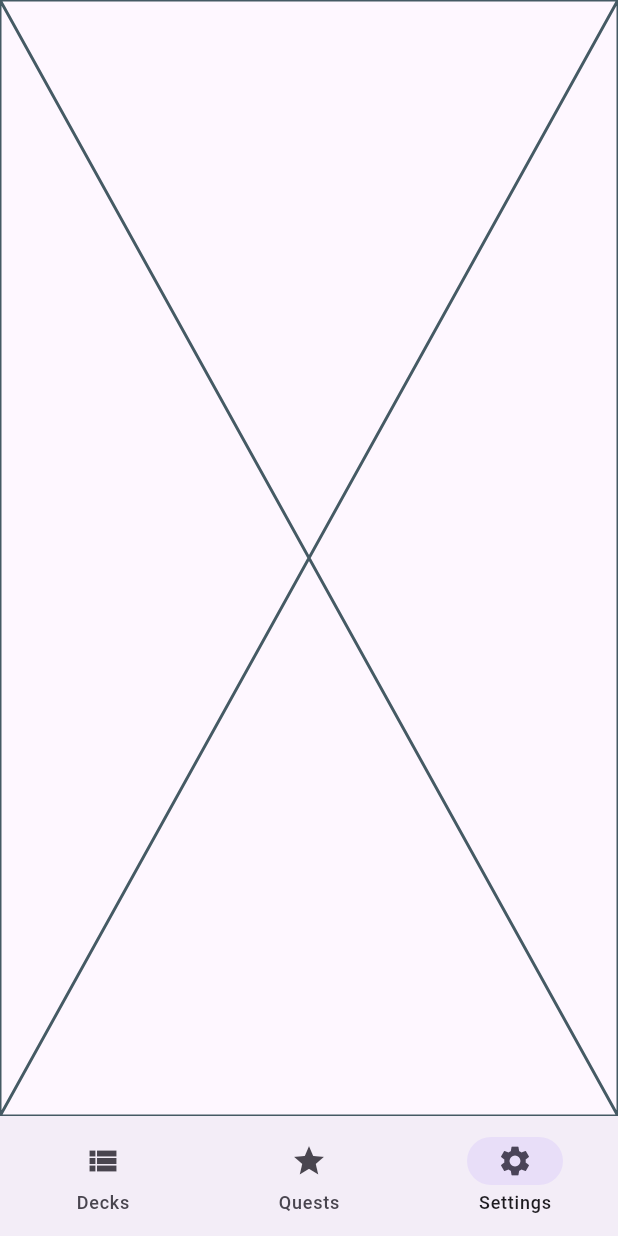
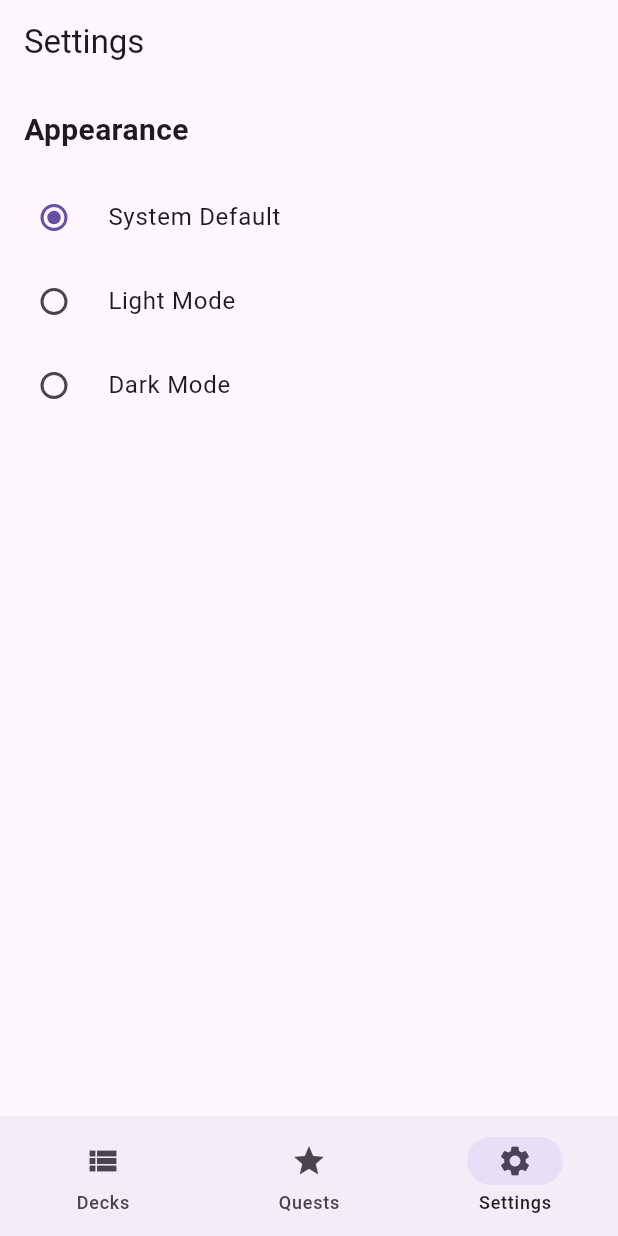
Before and after one commit to Amcio/kioku, a Flutter app: the screen it shows after launch, item 3 of the bottom bar chosen, on a phone screen of 412 x 824 dp. Run offline on Flutter 3.47's test engine with Material 3 defaults, Android fonts, the phone set to English and light mode, and no system bars; our stand-ins replace drift, drift_flutter, shared_preferences; missing offline and left inert: fsrs; accounts and stored records are empty; generated files the repository leaves out were written again.

```diff
--- /dev/null
+++ b/lib/data/theme_provider.dart
@@ -0,0 +1,30 @@
+import 'package:flutter/material.dart';
+import 'package:shared_preferences/shared_preferences.dart';
+
+class ThemeProvider extends ChangeNotifier {
+  ThemeMode _themeMode = ThemeMode.system;
+
+  ThemeMode get themeMode => _themeMode;
+
+  ThemeProvider() {
+    _loadTheme();
+  }
+
+  void setTheme(ThemeMode mode) async {
+    if (_themeMode != mode) {
+      _themeMode = mode;
+      notifyListeners();
+      final prefs = await SharedPreferences.getInstance();
+      await prefs.setInt('theme_mode', mode.index);
+    }
+  }
+
+  void _loadTheme() async {
+    final prefs = await SharedPreferences.getInstance();
+    final int? savedIndex = prefs.getInt('theme_mode');
+    if (savedIndex != null) {
+      _themeMode = ThemeMode.values[savedIndex];
+      notifyListeners();
+    }
+  }
+}
--- a/lib/main.dart
+++ b/lib/main.dart
@@ -4,6 +4,7 @@ import 'package:provider/provider.dart';
 import 'data/database.dart';
 import 'data/deck_provider.dart';
 import 'data/quest_provider.dart';
+import 'data/theme_provider.dart';
 import 'ui/home_screen.dart';
 
 void main() async {
@@ -14,6 +15,7 @@ void main() async {
         providers: [
           ChangeNotifierProvider(create: (_) => DeckProvider(database: database)),
           ChangeNotifierProvider(create: (_) => QuestProvider(database: database)),
+          ChangeNotifierProvider(create: (_) => ThemeProvider()),
         ],
         child: const KiokuApp(),
       ),
@@ -25,10 +27,11 @@ class KiokuApp extends StatelessWidget {
 
   @override
   Widget build(BuildContext context) {
+    final themeMode = context.watch<ThemeProvider>().themeMode;
     return MaterialApp(
       theme: ThemeData.light(),
       darkTheme: ThemeData.dark(),
-      themeMode: ThemeMode.system,
+      themeMode: themeMode,
       home: HomeScreen(),
     );
   }
--- a/lib/ui/home_screen.dart
+++ b/lib/ui/home_screen.dart
@@ -2,6 +2,7 @@ import 'package:flutter/material.dart';
 
 import '../ui/deckview.dart';
 import '../ui/quests.dart';
+import '../ui/settings_screen.dart';
 
 class HomeScreen extends StatefulWidget {
   const HomeScreen({super.key});
@@ -16,7 +17,7 @@ class _HomeScreenState extends State<HomeScreen> {
     final List<Widget> _views = [
     const DeckView(),
     const QuestsTab(),
-    const Placeholder() // Settings
+    const SettingsScreen() // Settings
   ];
 
   // Add NavigationDestination
--- /dev/null
+++ b/lib/ui/settings_screen.dart
@@ -0,0 +1,54 @@
+import 'package:flutter/material.dart';
+import 'package:provider/provider.dart';
+import '../data/theme_provider.dart';
+
+class SettingsScreen extends StatelessWidget {
+  const SettingsScreen({super.key});
+
+  @override
+  Widget build(BuildContext context) {
+    final themeProvider = context.watch<ThemeProvider>();
+
+    return Scaffold(
+      appBar: AppBar(title: const Text("Settings")),
+      body: ListView(
+        children: [
+          const Padding(
+            padding: EdgeInsets.all(16.0),
+            child: Text(
+              "Appearance",
+              style: TextStyle(fontSize: 20, fontWeight: FontWeight.bold),
+            ),
+          ),
+          // Wrap the tiles in a RadioGroup
+          RadioGroup<ThemeMode>(
+            groupValue: themeProvider.themeMode,
+            onChanged: (value) {
+              if (value != null) {
+                themeProvider.setTheme(value);
+              }
+            },
+            child: Column(
+              mainAxisSize: MainAxisSize.min, // Prevents layout issues in ListView
+              children: const [
+                // RadioListTile no longer needs groupValue or onChanged
+                RadioListTile<ThemeMode>(
+                  title: Text("System Default"),
+                  value: ThemeMode.system,
+                ),
+                RadioListTile<ThemeMode>(
+                  title: Text("Light Mode"),
+                  value: ThemeMode.light,
+                ),
+                RadioListTile<ThemeMode>(
+                  title: Text("Dark Mode"),
+                  value: ThemeMode.dark,
+                ),
+              ],
+            ),
+          ),
+        ],
+      ),
+    );
+  }
+}
--- a/pubspec.yaml
+++ b/pubspec.yaml
@@ -39,6 +39,7 @@ dependencies:
   drift: ^2.30.0
   drift_flutter: ^0.2.8
   fsrs: ^2.0.1
+  shared_preferences: ^2.3.2
 
 dev_dependencies:
   flutter_test:
```
Also changed, not shown: lib/ui/study_screen.dart (+15 -4 lines), pubspec.lock, 1 other file.
